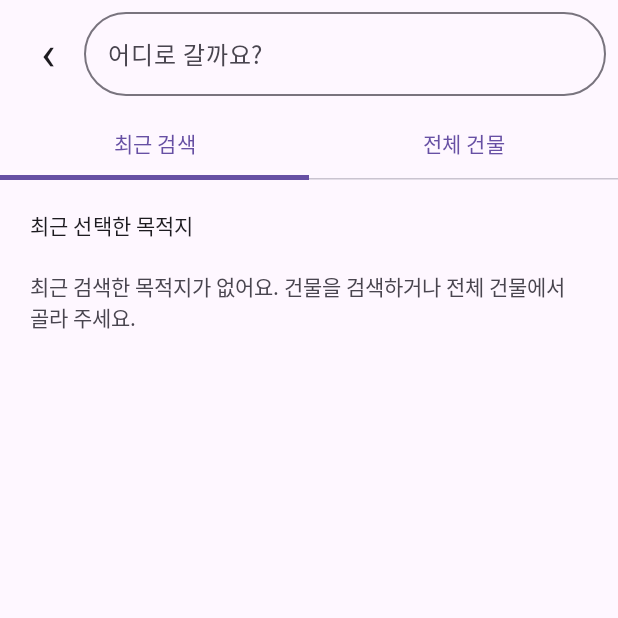
After one commit to sballgut/sensor_map, an Android app built with Jetpack Compose: the composable DestinationSearchScreen shown on its own in the app's theme, on a phone screen of 412 x 824 dp, the top half of it. The commit adds this screen. Run offline under Robolectric (Android 15) with nearby library versions, the phone set to English and light mode, and no system bars.

Commit message:
feat(ui): add full-screen destination search and recent history

```diff
--- a/campus-route/app/src/main/java/com/example/sensorae/ui/d1/DestinationHomeView.java
+++ b/campus-route/app/src/main/java/com/example/sensorae/ui/d1/DestinationHomeView.java
@@ -39,6 +39,10 @@ public final class DestinationHomeView extends LinearLayout {
         routeMessage = message; routeEnabled = enabled; renderSheet();
     }
     public void setLocationStatus(String message) { locationStatus.setText(message); }
+    public void setSearchAction(Runnable action) {
+        search.setFocusable(false);
+        search.setOnClickListener(view -> action.run());
+    }
 
 
     public DestinationHomeView(Context context, Runnable openCollection) {
--- /dev/null
+++ b/campus-route/app/src/main/java/kr/ac/campusroute/ui/map/DestinationSearchScreen.kt
@@ -0,0 +1,112 @@
+package kr.ac.campusroute.ui.map
+
+import android.content.Context
+import androidx.activity.compose.BackHandler
+import androidx.compose.foundation.clickable
+import androidx.compose.foundation.layout.*
+import androidx.compose.foundation.lazy.LazyColumn
+import androidx.compose.foundation.lazy.items
+import androidx.compose.foundation.shape.RoundedCornerShape
+import androidx.compose.foundation.text.KeyboardActions
+import androidx.compose.foundation.text.KeyboardOptions
+import androidx.compose.material3.*
+import androidx.compose.runtime.*
+import androidx.compose.runtime.saveable.rememberSaveable
+import androidx.compose.ui.Alignment
+import androidx.compose.ui.Modifier
+import androidx.compose.ui.focus.FocusRequester
+import androidx.compose.ui.focus.focusRequester
+import androidx.compose.ui.platform.LocalContext
+import androidx.compose.ui.platform.LocalSoftwareKeyboardController
+import androidx.compose.ui.semantics.contentDescription
+import androidx.compose.ui.semantics.semantics
+import androidx.compose.ui.text.input.ImeAction
+import androidx.compose.ui.unit.dp
+import kr.ac.campusroute.ui.CampusViewModel
+import org.json.JSONArray
+
+@Composable
+fun DestinationSearchScreen(model: CampusViewModel, onBack: () -> Unit, onSelected: (String) -> Unit) {
+    val context = LocalContext.current
+    val preferences = remember(context) { context.getSharedPreferences("destination_search", Context.MODE_PRIVATE) }
+    val destinations = model.campus.destinations
+    var recent by remember {
+        mutableStateOf(runCatching {
+            val array = JSONArray(preferences.getString("recent_ids", "[]"))
+            List(array.length()) { array.getString(it) }.distinct()
+                .filter { id -> destinations.any { it.id == id } }.take(20)
+        }.getOrDefault(emptyList()))
+    }
+    var query by rememberSaveable { mutableStateOf("") }
+    var tab by rememberSaveable { mutableIntStateOf(0) }
+    val focus = remember { FocusRequester() }
+    val keyboard = LocalSoftwareKeyboardController.current
+    fun save(ids: List<String>) {
+        recent = ids
+        preferences.edit().putString("recent_ids", JSONArray(ids).toString()).apply()
+    }
+    fun close() { keyboard?.hide(); onBack() }
+    BackHandler { close() }
+    LaunchedEffect(Unit) { focus.requestFocus(); keyboard?.show() }
+    val searchText = query.trim()
+    val results = if (searchText.isNotEmpty()) {
+        destinations.filter { it.name.contains(searchText, ignoreCase=true) }
+    } else if (tab == 0) {
+        recent.mapNotNull { id -> destinations.firstOrNull { it.id == id } }
+    } else destinations.sortedBy { it.name }
+
+    Surface(color=MaterialTheme.colorScheme.surface, modifier=Modifier.fillMaxSize()) {
+        Column(Modifier.fillMaxSize().imePadding()) {
+            Row(Modifier.fillMaxWidth().padding(8.dp), verticalAlignment=Alignment.CenterVertically) {
+                IconButton(onClick={ close() }, modifier=Modifier.semantics { contentDescription="지도로 돌아가기" }) {
+                    Text("‹", style=MaterialTheme.typography.headlineLarge)
+                }
+                OutlinedTextField(
+                    value=query, onValueChange={ query=it },
+                    placeholder={ Text("어디로 갈까요?") }, singleLine=true,
+                    modifier=Modifier.weight(1f).focusRequester(focus),
+                    shape=RoundedCornerShape(28.dp),
+                    keyboardOptions=KeyboardOptions(imeAction=ImeAction.Search),
+                    keyboardActions=KeyboardActions(onSearch={ keyboard?.hide() }),
+                    trailingIcon={ if (query.isNotEmpty()) IconButton(onClick={ query="" },
+                        modifier=Modifier.semantics { contentDescription="검색어 지우기" }) { Text("×") } }
+                )
+            }
+            TabRow(selectedTabIndex=tab) {
+                Tab(selected=tab==0, onClick={ tab=0; query="" }, text={ Text("최근 검색") })
+                Tab(selected=tab==1, onClick={ tab=1; query="" }, text={ Text("전체 건물") })
+            }
+            Text(if (searchText.isNotEmpty()) "검색 결과 ${results.size}개" else if (tab==0) "최근 선택한 목적지" else "전체 건물",
+                Modifier.padding(20.dp), style=MaterialTheme.typography.titleSmall)
+            if (results.isEmpty()) {
+                Text(if (searchText.isNotEmpty()) "검색 결과가 없어요. 건물 이름을 다시 입력해 주세요."
+                    else "최근 검색한 목적지가 없어요. 건물을 검색하거나 전체 건물에서 골라 주세요.",
+                    Modifier.padding(horizontal=20.dp), color=MaterialTheme.colorScheme.onSurfaceVariant)
+            }
+            LazyColumn(Modifier.weight(1f)) {
+                items(results, key={ it.id }) { destination ->
+                    Row(Modifier.fillMaxWidth().heightIn(min=88.dp).padding(horizontal=20.dp),
+                        verticalAlignment=Alignment.CenterVertically) {
+                        Column(Modifier.weight(1f).clickable {
+                            save((listOf(destination.id) + recent.filter { it != destination.id }).take(20))
+                            keyboard?.hide()
+                            onSelected(destination.id)
+                        }.padding(vertical=20.dp)) {
+                            Text(destination.name, style=MaterialTheme.typography.titleMedium)
+                            Spacer(Modifier.height(6.dp))
+                            Text("개신캠퍼스 · 건물 인근 보행로", style=MaterialTheme.typography.bodySmall,
+                                color=MaterialTheme.colorScheme.onSurfaceVariant)
+                        }
+                        if (tab==0 && searchText.isEmpty()) {
+                            IconButton(onClick={ save(recent.filter { it != destination.id }) },
+                                modifier=Modifier.semantics { contentDescription="${destination.name} 최근 검색 삭제" }) {
+                                Text("×", style=MaterialTheme.typography.headlineSmall)
+                            }
+                        }
+                    }
+                    HorizontalDivider(Modifier.padding(horizontal=20.dp))
+                }
+            }
+        }
+    }
+}
--- a/campus-route/app/src/main/java/kr/ac/campusroute/ui/map/HomeScreen.kt
+++ b/campus-route/app/src/main/java/kr/ac/campusroute/ui/map/HomeScreen.kt
@@ -17,7 +17,7 @@ import kr.ac.campusroute.ui.*
 
 /** D-1's Java search/detail UI with D-2 Compose/OpenGL map attached through its public contract. */
 @Composable
-fun HomeScreen(model: CampusViewModel, state: CampusState, location: DeviceLocationBinding) {
+fun HomeScreen(model: CampusViewModel, state: CampusState, location: DeviceLocationBinding, onSearch: () -> Unit = {}) {
     if(state.navigating) {
         Column(Modifier.fillMaxSize()) {
             CampusMapPanel(model.campus,state.route,state.destination,location.state,Modifier.weight(1f).fillMaxWidth(),
@@ -42,6 +42,7 @@ fun HomeScreen(model: CampusViewModel, state: CampusState, location: DeviceLocat
     Column(Modifier.fillMaxSize().imePadding()) {
         AndroidView(modifier=Modifier.weight(1f).fillMaxWidth(), factory={ context ->
             DestinationHomeView(context) {}.apply host@ {
+                setSearchAction(onSearch)
                 setDestinations(catalog)
                 restoreSelection(saved)
                 state.destination?.let { selectDestination(it) }
```
Also changed, not shown: campus-route/app/src/main/java/kr/ac/campusroute/MainActivity.kt (+8 -1 lines), 2 other files.
